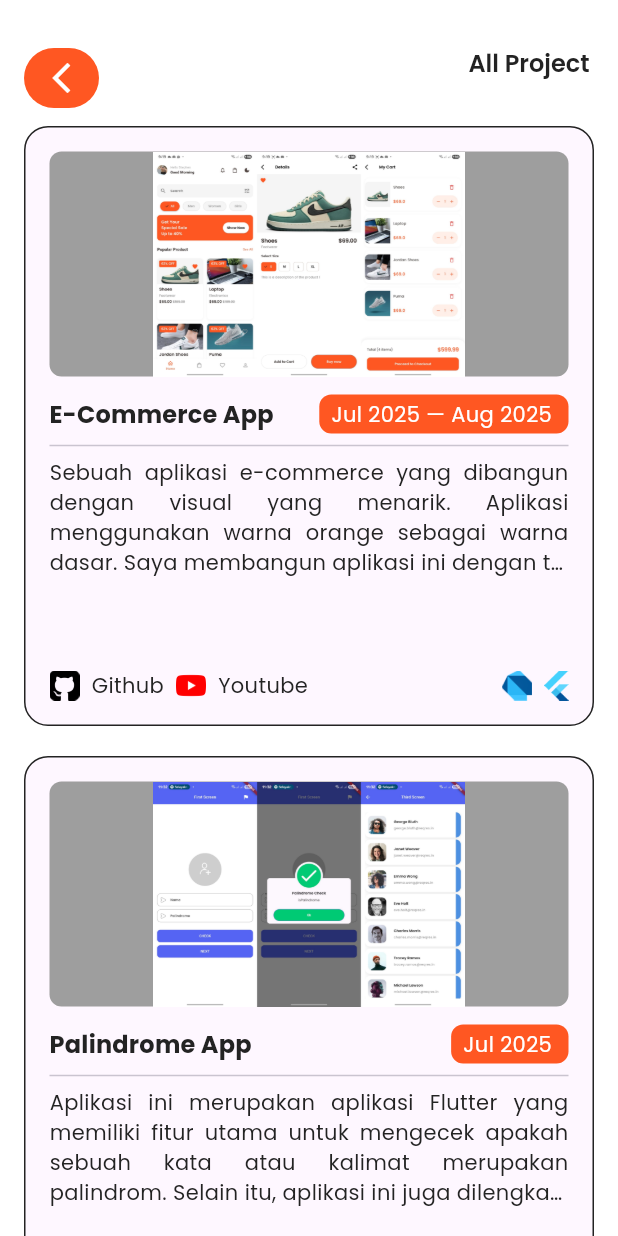
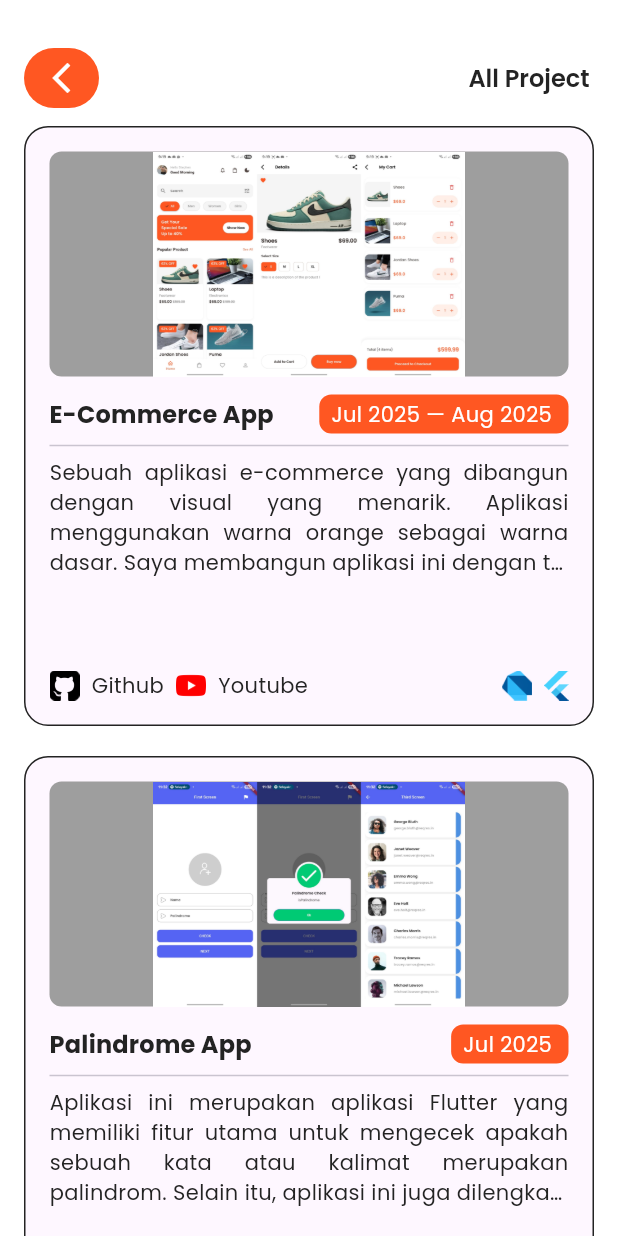
Before and after one commit to penhele/portofolio-stephen, a Flutter app: the AllProjectScreen screen opened directly, on a phone screen of 412 x 824 dp. Run offline on Flutter 3.47's test engine with Material 3 defaults, Android fonts, the phone set to English and light mode, and no system bars; our stand-ins replace get, get_storage, shared_preferences, url_strategy; accounts and stored records are empty.

Commit message:
refactor: edit project detail

```diff
--- a/lib/ui/project/all_project.dart
+++ b/lib/ui/project/all_project.dart
@@ -49,8 +49,11 @@ class AllProjectScreen extends StatelessWidget {
                     crossAxisAlignment: CrossAxisAlignment.start,
                     children: [
                       Stack(
+                        alignment: Alignment.center,
                         children: [
-                          GestureDetector(
+                          Align(
+                            alignment: Alignment.centerLeft,
+                            child: GestureDetector(
                               onTap: () {
                                 Navigator.of(context).pop();
                               },
@@ -67,6 +70,7 @@ class AllProjectScreen extends StatelessWidget {
                                 ),
                               ),
                             ),
+                          ),
                           Align(
                             alignment: isMobile
                                 ? Alignment.centerRight
@@ -75,6 +79,7 @@ class AllProjectScreen extends StatelessWidget {
                           ),
                         ],
                       ),
+
                       const SizedBox(height: SSizes.spaceBtwItems),
 
                       Wrap(
--- a/lib/utils/helpers/project_sort_helper.dart
+++ b/lib/utils/helpers/project_sort_helper.dart
@@ -20,7 +20,7 @@ DateTime? parseEndDate(String? duration) {
 DateTime _monthYearToDate(String input) {
   final parts = input.split(' ');
   if (parts.length != 2) {
-    debugPrint('❌ Format invalid: "$input"'); // bantu debug
+    debugPrint('❌ Format invalid: "$input"');
     throw const FormatException('Invalid format');
   }
 
--- a/pubspec.yaml
+++ b/pubspec.yaml
@@ -21,6 +21,7 @@ dependencies:
   provider: ^6.1.5
   get: ^4.7.2
   get_storage: ^2.1.1
+  flutter_animate: ^4.5.2
 
 dev_dependencies:
   flutter_test:
```
Also changed, not shown: lib/ui/widget/project_detail.dart (+11 -4 lines), pubspec.lock. Lines whose indentation alone changed are shown as unchanged.
